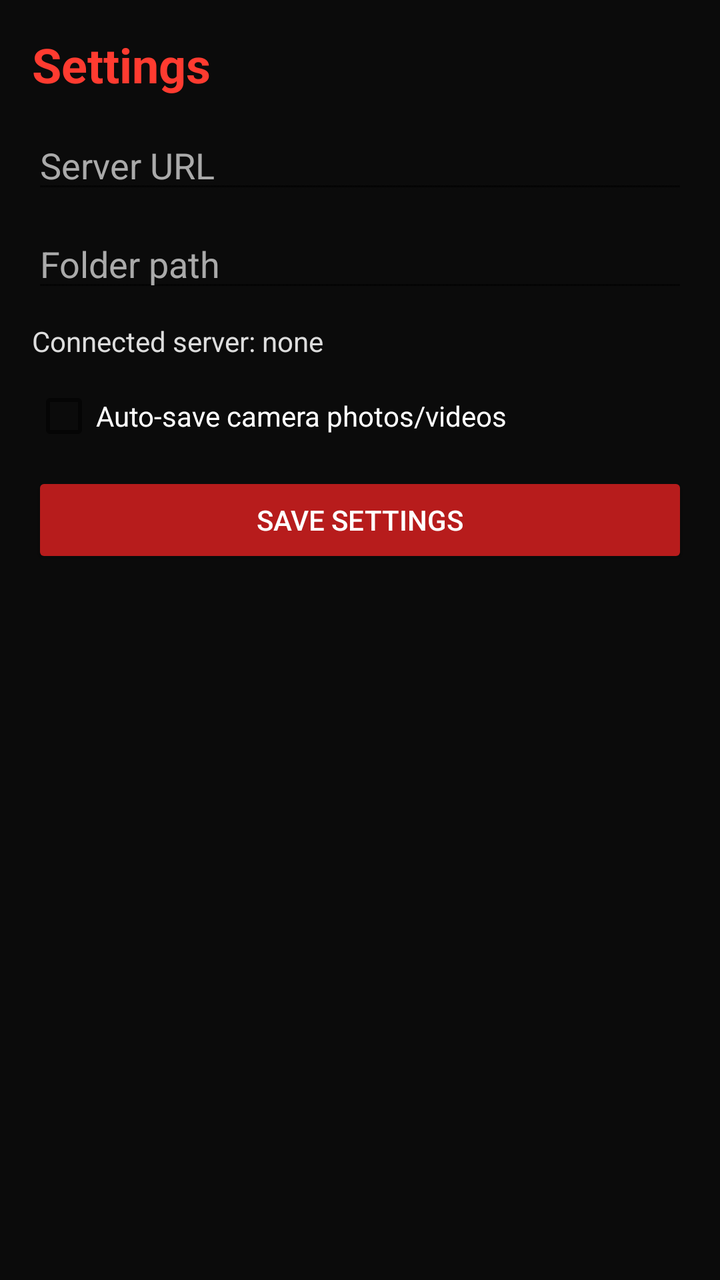
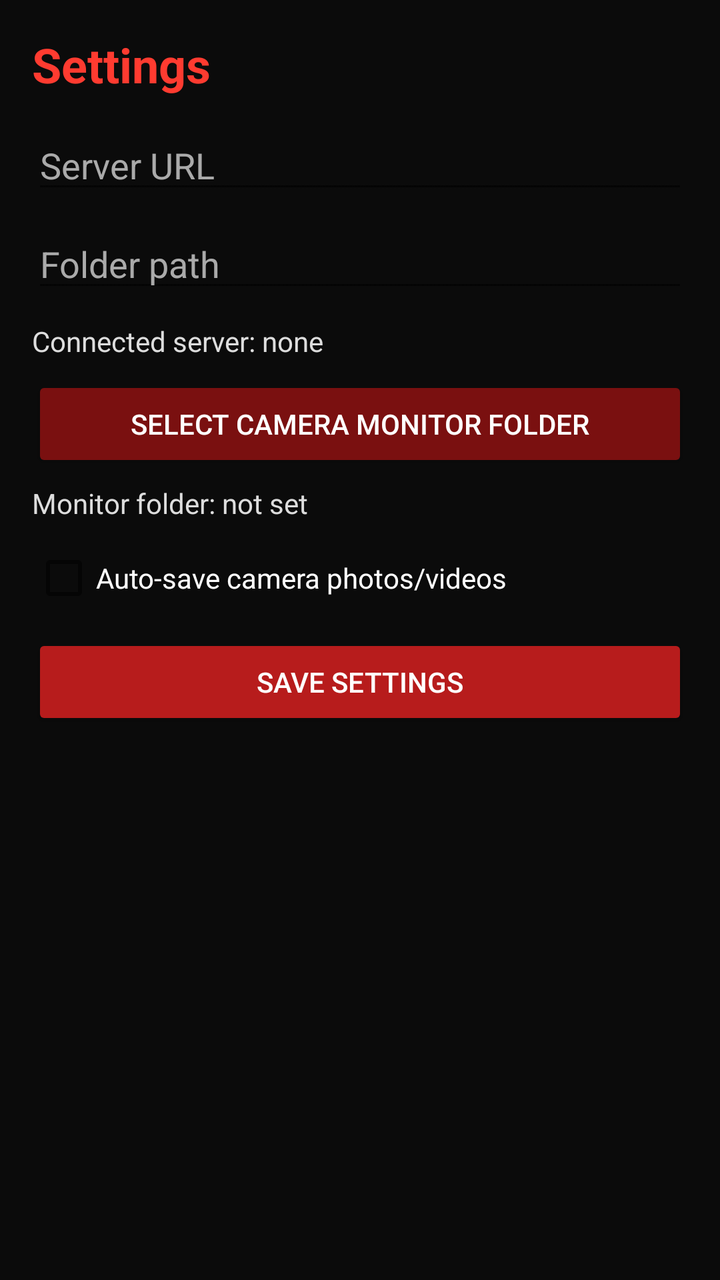

Screens rendered from an Android XML layout before and after an edit, with the pre-edit source and the edit as a unified diff.
<!-- AndroidManifest.xml: application theme Theme.AppCompat.Light.NoActionBar -->
<!-- res/layout/activity_settings.xml -->
<?xml version="1.0" encoding="utf-8"?>
<ScrollView xmlns:android="http://schemas.android.com/apk/res/android"
    android:layout_width="match_parent"
    android:layout_height="match_parent"
    android:background="#0B0B0B">

    <LinearLayout
        android:layout_width="match_parent"
        android:layout_height="wrap_content"
        android:orientation="vertical"
        android:padding="16dp">

        <TextView
            android:layout_width="match_parent"
            android:layout_height="wrap_content"
            android:text="Settings"
            android:textColor="#FF3B30"
            android:textSize="24sp"
            android:textStyle="bold" />

        <EditText
            android:id="@+id/urlInput"
            android:layout_width="match_parent"
            android:layout_height="wrap_content"
            android:layout_marginTop="12dp"
            android:hint="Server URL"
            android:textColor="#FFFFFF"
            android:textColorHint="#AAAAAA" />

        <EditText
            android:id="@+id/pathInput"
            android:layout_width="match_parent"
            android:layout_height="wrap_content"
            android:layout_marginTop="8dp"
            android:hint="Folder path"
            android:textColor="#FFFFFF"
            android:textColorHint="#AAAAAA" />

        <TextView
            android:id="@+id/connectedServerText"
            android:layout_width="match_parent"
            android:layout_height="wrap_content"
            android:layout_marginTop="10dp"
            android:textColor="#DDDDDD"
            android:text="Connected server: none" />


        <CheckBox
            android:id="@+id/autoSaveMediaCheckbox"
            android:layout_width="match_parent"
            android:layout_height="wrap_content"
            android:layout_marginTop="12dp"
            android:text="Auto-save camera photos/videos"
            android:textColor="#FFFFFF" />

        <Button
            android:id="@+id/saveSettingsBtn"
            android:layout_width="match_parent"
            android:layout_height="wrap_content"
            android:layout_marginTop="12dp"
            android:text="Save Settings"
            android:textColor="#FFFFFF"
            android:backgroundTint="#B71C1C" />
    </LinearLayout>
</ScrollView>
<!-- resources referenced by this layout -->
<resources>

</resources>

<!-- the commit's change to res/layout/activity_settings.xml (unified diff, before → after) -->
@@ -45,6 +45,24 @@
             android:text="Connected server: none" />
 
 
+
+        <Button
+            android:id="@+id/selectMonitorFolderBtn"
+            android:layout_width="match_parent"
+            android:layout_height="wrap_content"
+            android:layout_marginTop="8dp"
+            android:text="Select Camera Monitor Folder"
+            android:textColor="#FFFFFF"
+            android:backgroundTint="#7A1010" />
+
+        <TextView
+            android:id="@+id/monitorFolderText"
+            android:layout_width="match_parent"
+            android:layout_height="wrap_content"
+            android:layout_marginTop="6dp"
+            android:text="Monitor folder: not set"
+            android:textColor="#DDDDDD" />
+
         <CheckBox
             android:id="@+id/autoSaveMediaCheckbox"
             android:layout_width="match_parent"
